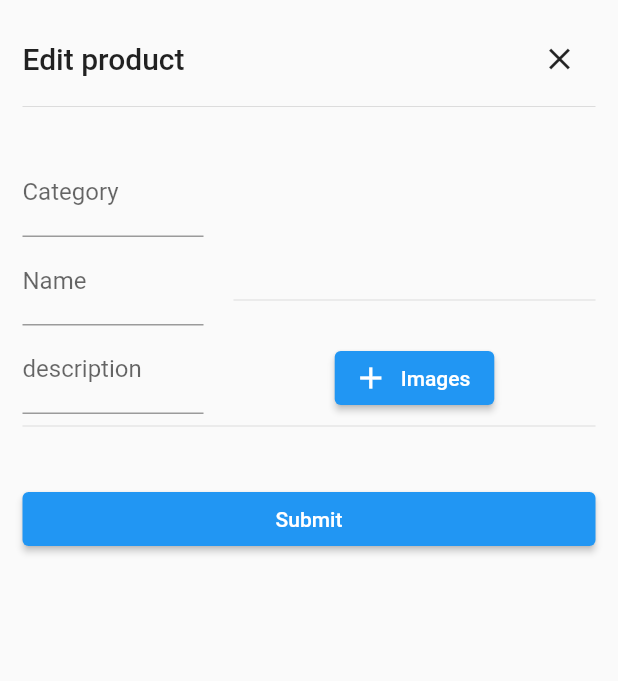
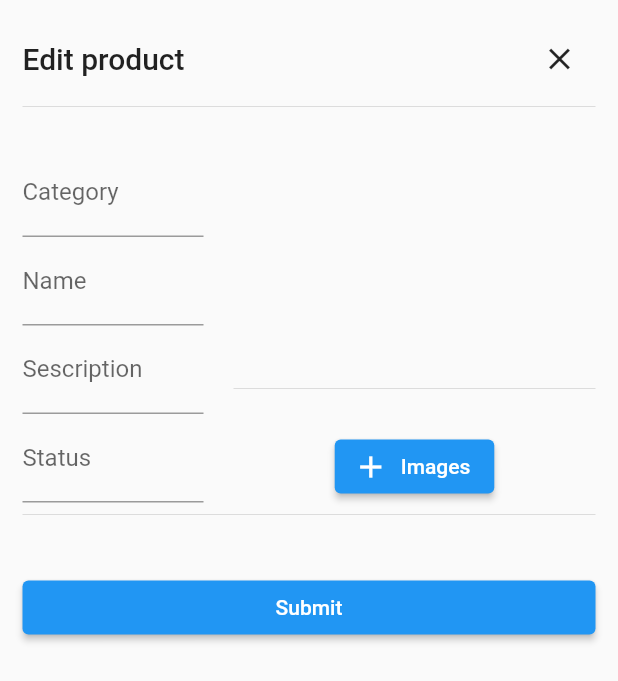
Before and after one commit to AnhTu6610/admin-game-webapp, a Flutter app: the EditProductScreen widget shown alone on an empty page, opened directly with empty values, on a phone screen of 412 x 824 dp. Shown: the top 681 px of the screen. Run offline on Flutter 3.47's test engine with Material 2 defaults, Android fonts, the light colour scheme and no system bars; our stand-ins replace dio, file_picker, logger, retrofit; generated files the repository leaves out were written again; network calls fail.

Commit message:
edit stt cate

```diff
--- a/lib/data_source/network_data/config/apisubdomain.dart
+++ b/lib/data_source/network_data/config/apisubdomain.dart
@@ -7,5 +7,6 @@ class API {
   static const String allProduct = "/admin-trival-game";
   static const String createProduct = "/admin-trival-game/create-product";
   static const String updateProduct = "/admin-trival-game/update-product";
+  static const String updateStatusCate = "/admin-trival-game/update-status-cate";
   static const String deleteProduct = "/admin-trival-game/delete-product";
 }
--- a/lib/data_source/network_data/config/restclient.dart
+++ b/lib/data_source/network_data/config/restclient.dart
@@ -1,3 +1,4 @@
+import 'package:admin_game/models/request/body_update_sts_cate.dart';
 import 'package:http_parser/http_parser.dart';
 import 'package:dio/dio.dart';
 import 'package:retrofit/retrofit.dart';
@@ -18,7 +19,7 @@ abstract class RestClient {
     @Part() required String name,
     @Part() required String description,
     @Part() required String status,
-    @Part(value: "img", contentType: "image/jpeg", fileName: "admin.jpg") required List<List<int>> img,
+    @Part(value: "img", contentType: "image/jpeg", fileName: "img.jpg") required List<List<int>> img,
   });
 
   @POST(API.updateProduct)
@@ -29,7 +30,11 @@ abstract class RestClient {
     @Part() required String description,
     @Part() required String status,
     @Part() required List<String> oldImg,
-    @Part(value: "img", contentType: "image/jpeg", fileName: "admin.jpg") required List<List<int>> img,
+    @Part(value: "img", contentType: "image/jpeg", fileName: "img.jpg") required List<List<int>> img,
+  });
+  @POST(API.updateStatusCate)
+  Future<HttpResponse<dynamic>?> updateStatusCate({
+    @Body() required BodyUpdateStscate body,
   });
 
   @GET(API.deleteProduct)
--- a/lib/main.dart
+++ b/lib/main.dart
@@ -15,7 +15,7 @@ class _MyAppState extends State<MyApp> {
   @override
   Widget build(BuildContext context) {
     return MaterialApp(
-      title: 'Trival Admin',
+      title: 'Guess Admin',
       theme: ThemeData(
         primarySwatch: Colors.blue,
       ),
--- /dev/null
+++ b/lib/models/request/body_update_sts_cate.dart
@@ -0,0 +1,16 @@
+import 'package:json_annotation/json_annotation.dart';
+part 'body_update_sts_cate.g.dart';
+
+@JsonSerializable()
+class BodyUpdateStscate {
+  String category;
+  String status;
+  BodyUpdateStscate({
+    required this.category,
+    required this.status,
+  });
+
+  factory BodyUpdateStscate.fromJson(Map<String, dynamic> json) => _$BodyUpdateStscateFromJson(json);
+
+  Map<String, dynamic> toJson() => _$BodyUpdateStscateToJson(this);
+}
--- a/lib/views/authen_screen.dart
+++ b/lib/views/authen_screen.dart
@@ -30,6 +30,11 @@ class _AuthenScreenState extends State<AuthenScreen> {
                 decoration: InputDecoration(hintText: "Password ..."),
                 textAlign: TextAlign.center,
                 controller: _textPass,
+                onSubmitted: (_) {
+                  if (_ == "123") {
+                    Navigator.of(context).pushReplacementNamed("/home", arguments: true);
+                  }
+                },
               ),
             ),
             SizedBox(height: 30),
--- a/lib/views/create_product_screen.dart
+++ b/lib/views/create_product_screen.dart
@@ -155,7 +155,7 @@ class _CreateProductScreenState extends State<CreateProductScreen> {
                         category: _cateText.text,
                         name: _nameText.text,
                         description: _desText.text,
-                        status: "success",
+                        status: "public",
                         img: _images.map((e) => e.bytes!.toList()).toList(),
                       )
                           .catchError(
--- a/lib/views/edit_product_screen.dart
+++ b/lib/views/edit_product_screen.dart
@@ -20,6 +20,7 @@ class _EditProductScreenState extends State<EditProductScreen> {
   TextEditingController _cateText = new TextEditingController();
   TextEditingController _nameText = new TextEditingController();
   TextEditingController _desText = new TextEditingController();
+  TextEditingController _stsText = new TextEditingController();
   bool _isLoadding = false;
 
   List<String> _oldImg = [];
@@ -49,6 +50,7 @@ class _EditProductScreenState extends State<EditProductScreen> {
     _cateText.text = widget.product.category!;
     _nameText.text = widget.product.name!;
     _desText.text = widget.product.description!;
+    _stsText.text = widget.product.status!;
   }
 
   @override
@@ -100,7 +102,11 @@ class _EditProductScreenState extends State<EditProductScreen> {
                             ),
                             TextFormField(
                               controller: _desText,
-                              decoration: InputDecoration(labelText: "description"),
+                              decoration: InputDecoration(labelText: "Sescription"),
+                            ),
+                            TextFormField(
+                              controller: _stsText,
+                              decoration: InputDecoration(labelText: "Status"),
                             ),
                           ],
                         ),
@@ -201,7 +207,7 @@ class _EditProductScreenState extends State<EditProductScreen> {
                         category: _cateText.text,
                         name: _nameText.text,
                         description: _desText.text,
-                        status: "success",
+                        status: _stsText.text.isEmpty ? "public" : _stsText.text,
                         oldImg: _oldImg,
                         img: _images.map((e) => e.bytes!.toList()).toList(),
                       )
```
Also changed, not shown: lib/views/home_screen.dart (+50 -1 lines), lib/data_source/network_data/config/restclient.g.dart, lib/models/request/body_update_sts_cate.g.dart (added).
